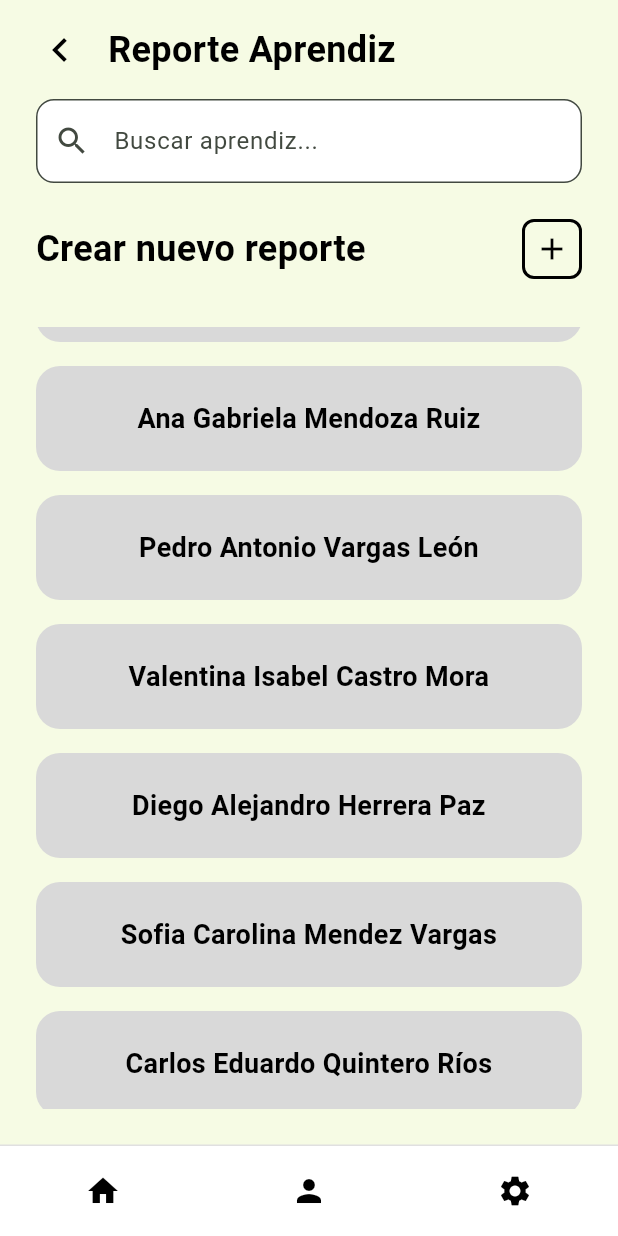
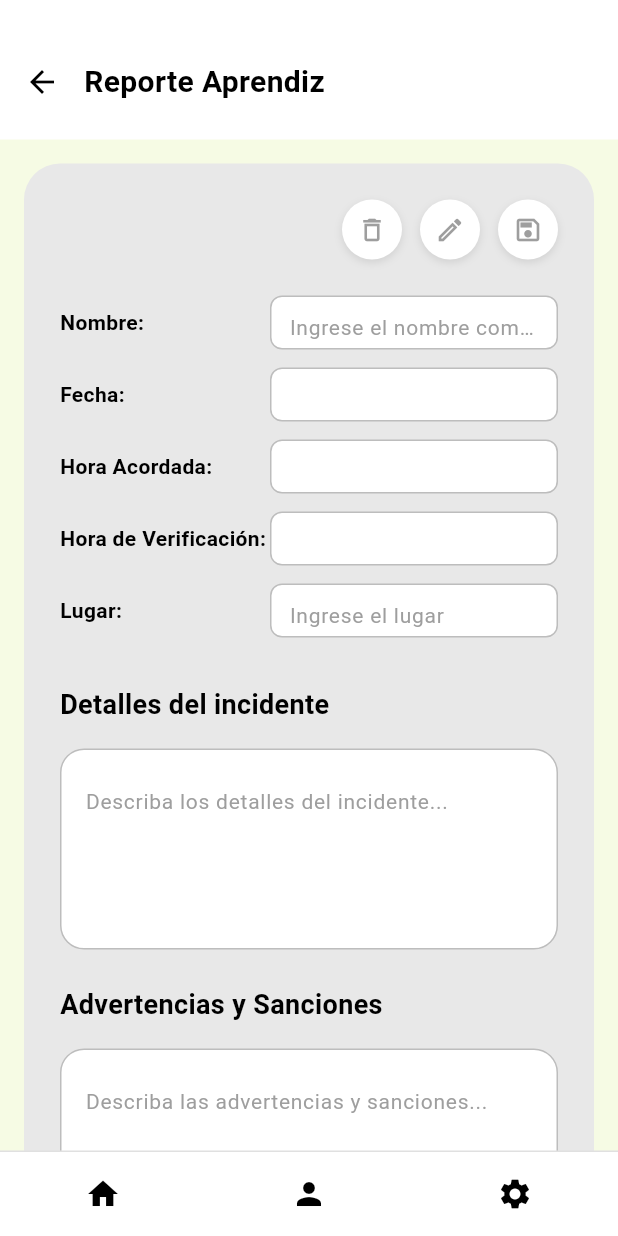
Before and after one commit to Oscarddiazz/internadoCBC, a Flutter app: the ReporteAprendizPage screen opened directly, scrolled down 576 dp, after a tap on the "add" icon, on a phone screen of 412 x 824 dp. Run offline on Flutter 3.47's test engine with Material 3 defaults, Android fonts, the phone set to English and light mode, and no system bars; our stand-ins replace file_picker, image_picker, open_file, shared_preferences; accounts and stored records are empty.

Commit message:
reportes de aprendices

```diff
--- a/FRONTEND/internado/lib/routes/app_routes.dart
+++ b/FRONTEND/internado/lib/routes/app_routes.dart
@@ -10,6 +10,7 @@ import '../screens/admin/aprendices_registrados/aprendiz_registrado.dart';
 import '../screens/admin/aprendices_registrados/vista_aprendiz.dart';
 import '../screens/configuracion_screen.dart';
 import '../screens/admin/permisos/permisos_solicitados.dart';
+import '../screens/admin/reportes/crear_reporte.dart';
 
 class AppRoutes {
   // Rutas principales
@@ -28,6 +29,9 @@ class AppRoutes {
 
   // Rutas de configuración
   static const String configuracion = '/configuracion';
+
+  // Rutas de reportes
+  static const String crearReporte = '/crear-reporte';
 
   static Map<String, WidgetBuilder> getRoutes() {
     return {
@@ -51,6 +55,9 @@ class AppRoutes {
 
       // Rutas de configuración
       configuracion: (context) => const ConfiguracionScreen(),
+
+      // Rutas de reportes
+      crearReporte: (context) => const ReporteAprendiz(),
     };
   }
 }
--- /dev/null
+++ b/FRONTEND/internado/lib/screens/admin/reportes/crear_reporte.dart
@@ -0,0 +1,501 @@
+import 'package:flutter/material.dart';
+
+class ReporteAprendiz extends StatefulWidget {
+  const ReporteAprendiz({Key? key}) : super(key: key);
+
+  @override
+  State<ReporteAprendiz> createState() => _ReporteAprendizState();
+}
+
+class _ReporteAprendizState extends State<ReporteAprendiz> {
+  final TextEditingController _nombreController = TextEditingController();
+  final TextEditingController _fechaController = TextEditingController();
+  final TextEditingController _horaAcordadaController = TextEditingController();
+  final TextEditingController _horaVerificacionController =
+      TextEditingController();
+  final TextEditingController _lugarController = TextEditingController();
+  final TextEditingController _detallesIncidenteController =
+      TextEditingController();
+  final TextEditingController _advertenciasSancionesController =
+      TextEditingController();
+
+  @override
+  void initState() {
+    super.initState();
+  }
+
+  @override
+  void dispose() {
+    _nombreController.dispose();
+    _fechaController.dispose();
+    _horaAcordadaController.dispose();
+    _horaVerificacionController.dispose();
+    _lugarController.dispose();
+    _detallesIncidenteController.dispose();
+    _advertenciasSancionesController.dispose();
+    super.dispose();
+  }
+
+  @override
+  Widget build(BuildContext context) {
+    return Scaffold(
+      backgroundColor: const Color(0xFFF6FBE4),
+      body: Column(
+        children: [
+          // Header
+          Container(
+            color: Colors.white,
+            padding: const EdgeInsets.fromLTRB(16, 40, 16, 24),
+            child: Row(
+              children: [
+                GestureDetector(
+                  onTap: () => Navigator.pop(context),
+                  child: const Icon(
+                    Icons.arrow_back,
+                    color: Colors.black,
+                    size: 24,
+                  ),
+                ),
+                const SizedBox(width: 16),
+                Text(
+                  'Reporte Aprendiz',
+                  style: TextStyle(
+                    fontSize: 20,
+                    fontWeight: FontWeight.bold,
+                    color: Colors.black,
+                  ),
+                ),
+              ],
+            ),
+          ), // Main Content
+          Expanded(
+            child: SingleChildScrollView(
+              padding: const EdgeInsets.all(16),
+              child: Container(
+                decoration: BoxDecoration(
+                  color: const Color(0xFFE8E8E8),
+                  borderRadius: BorderRadius.circular(24),
+                ),
+                padding: const EdgeInsets.all(24),
+                child: Column(
+                  crossAxisAlignment: CrossAxisAlignment.start,
+                  children: [
+                    // Action Buttons
+                    Row(
+                      mainAxisAlignment: MainAxisAlignment.end,
+                      children: [
+                        Container(
+                          width: 40,
+                          height: 40,
+                          decoration: BoxDecoration(
+                            color: Colors.white,
+                            borderRadius: BorderRadius.circular(20),
+                            boxShadow: [
+                              BoxShadow(
+                                color: Colors.black.withOpacity(0.1),
+                                blurRadius: 4,
+                                offset: const Offset(0, 2),
+                              ),
+                            ],
+                          ),
+                          child: IconButton(
+                            icon: const Icon(
+                              Icons.delete_outline,
+                              size: 20,
+                              color: Colors.grey,
+                            ),
+                            onPressed: () {},
+                            padding: EdgeInsets.zero,
+                          ),
+                        ),
+                        const SizedBox(width: 12),
+                        Container(
+                          width: 40,
+                          height: 40,
+                          decoration: BoxDecoration(
+                            color: Colors.white,
+                            borderRadius: BorderRadius.circular(20),
+                            boxShadow: [
+                              BoxShadow(
+                                color: Colors.black.withOpacity(0.1),
+                                blurRadius: 4,
+                                offset: const Offset(0, 2),
+                              ),
+                            ],
+                          ),
+                          child: IconButton(
+                            icon: const Icon(
+                              Icons.edit_outlined,
+                              size: 20,
+                              color: Colors.grey,
+                            ),
+                            onPressed: () {},
+                            padding: EdgeInsets.zero,
+                          ),
+                        ),
+                        const SizedBox(width: 12),
+                        Container(
+                          width: 40,
+                          height: 40,
+                          decoration: BoxDecoration(
+                            color: Colors.white,
+                            borderRadius: BorderRadius.circular(20),
+                            boxShadow: [
+                              BoxShadow(
+                                color: Colors.black.withOpacity(0.1),
+                                blurRadius: 4,
+                                offset: const Offset(0, 2),
+                              ),
+                            ],
+                          ),
+                          child: IconButton(
+                            icon: const Icon(
+                              Icons.save_outlined,
+                              size: 20,
+                              color: Colors.grey,
+                            ),
+                            onPressed: () {
+                              showDialog(
+                                context: context,
+                                builder: (BuildContext context) {
+                                  return AlertDialog(
+                                    shape: RoundedRectangleBorder(
+                                      borderRadius: BorderRadius.circular(20),
+                                    ),
+                                    content: Column(
+                                      mainAxisSize: MainAxisSize.min,
+                                      children: [
+                                        const Icon(
+                                          Icons.check_circle,
+                                          color: Colors.green,
+                                          size: 60,
+                                        ),
+                                        const SizedBox(height: 16),
+                                        const Text(
+                                          'Tu reporte se ha generado',
+                                          style: TextStyle(
+                                            fontSize: 18,
+                                            fontWeight: FontWeight.bold,
+                                          ),
+                                        ),
+                                        const SizedBox(height: 24),
+                                        ElevatedButton(
+                                          onPressed: () {
+                                            Navigator.of(
+                                              context,
+                                            ).pop(); // Close dialog
+                                            Navigator.of(
+                                              context,
+                                            ).pop(); // Return to previous screen
+                                          },
+                                          style: ElevatedButton.styleFrom(
+                                            backgroundColor: Colors.green,
+                                            shape: RoundedRectangleBorder(
+                                              borderRadius:
+                                                  BorderRadius.circular(30),
+                                            ),
+                                            minimumSize: const Size(200, 45),
+                                          ),
+                                          child: const Text(
+                                            'Aceptar',
+                                            style: TextStyle(
+                                              color: Colors.white,
+                                              fontSize: 16,
+                                            ),
+                                          ),
+                                        ),
+                                      ],
+                                    ),
+                                  );
+                                },
+                              );
+                            },
+                            padding: EdgeInsets.zero,
+                          ),
+                        ),
+                      ],
+                    ),
+
+                    const SizedBox(height: 24),
+
+                    // Student Information
+                    _buildFormField(
+                      'Nombre:',
+                      _nombreController,
+                      'Ingrese el nombre completo',
+                    ),
+                    const SizedBox(height: 12),
+                    _buildDateField('Fecha:', _fechaController),
+                    const SizedBox(height: 12),
+                    _buildTimeField('Hora Acordada:', _horaAcordadaController),
+                    const SizedBox(height: 12),
+                    _buildTimeField(
+                      'Hora de Verificación:',
+                      _horaVerificacionController,
+                    ),
+                    const SizedBox(height: 12),
+                    _buildFormField(
+                      'Lugar:',
+                      _lugarController,
+                      'Ingrese el lugar',
+                    ),
+
+                    const SizedBox(height: 32),
+
+                    // Incident Details
+                    Text(
+                      'Detalles del incidente',
+                      style: TextStyle(
+                        fontSize: 18,
+                        fontWeight: FontWeight.bold,
+                        color: Colors.black,
+                      ),
+                    ),
+                    const SizedBox(height: 16),
+                    _buildTextArea(
+                      _detallesIncidenteController,
+                      'Describa los detalles del incidente...',
+                      4,
+                    ),
+
+                    const SizedBox(height: 24),
+
+                    // Warnings and Sanctions
+                    Text(
+                      'Advertencias y Sanciones',
+                      style: TextStyle(
+                        fontSize: 18,
+                        fontWeight: FontWeight.bold,
+                        color: Colors.black,
+                      ),
+                    ),
+                    const SizedBox(height: 16),
+                    _buildTextArea(
+                      _advertenciasSancionesController,
+                      'Describa las advertencias y sanciones...',
+                      6,
+                    ),
+
+                    const SizedBox(height: 100), // Space for bottom navigation
+                  ],
+                ),
+              ),
+            ),
+          ),
+        ],
+      ),
+
+      // Bottom Navigation
+      bottomNavigationBar: Container(
+        decoration: BoxDecoration(
+          color: Colors.white,
+          border: Border(
+            top: BorderSide(color: Colors.grey.shade300, width: 1),
+          ),
+        ),
+        padding: const EdgeInsets.symmetric(vertical: 16),
+        child: Row(
+          mainAxisAlignment: MainAxisAlignment.spaceAround,
+          children: [
+            GestureDetector(
+              onTap: () {
+                Navigator.pushReplacementNamed(context, '/admin-dashboard');
+              },
+              child: const Icon(Icons.home, size: 24, color: Colors.black),
+            ),
+            GestureDetector(
+              onTap: () {
+                // Handle user navigation
+              },
+              child: const Icon(Icons.person, size: 24, color: Colors.black),
+            ),
+            GestureDetector(
+              onTap: () {
+                Navigator.pushNamed(context, '/configuracion');
+              },
+              child: const Icon(Icons.settings, size: 24, color: Colors.black),
+            ),
+          ],
+        ),
+      ),
+    );
+  }
+
+  Widget _buildFormField(
+    String label,
+    TextEditingController controller,
+    String placeholder,
+  ) {
+    return Row(
+      crossAxisAlignment: CrossAxisAlignment.center,
+      children: [
+        SizedBox(
+          width: 140,
+          child: Text(
+            label,
+            style: const TextStyle(
+              fontWeight: FontWeight.bold,
+              color: Colors.black,
+              fontSize: 14,
+            ),
+          ),
+        ),
+        Expanded(
+          child: Container(
+            height: 36,
+            decoration: BoxDecoration(
+              color: Colors.white,
+              border: Border.all(color: Colors.grey.shade400),
+              borderRadius: BorderRadius.circular(8),
+            ),
+            child: TextField(
+              controller: controller,
+              style: const TextStyle(color: Colors.black, fontSize: 14),
+              decoration: InputDecoration(
+                hintText: placeholder,
+                hintStyle: TextStyle(color: Colors.grey.shade500, fontSize: 14),
+                border: InputBorder.none,
+                contentPadding: const EdgeInsets.symmetric(
+                  horizontal: 12,
+                  vertical: 8,
+                ),
+              ),
+            ),
+          ),
+        ),
+      ],
+    );
+  }
+
+  Widget _buildDateField(String label, TextEditingController controller) {
+    return Row(
+      crossAxisAlignment: CrossAxisAlignment.center,
+      children: [
+        SizedBox(
+          width: 140,
+          child: Text(
+            label,
+            style: const TextStyle(
+              fontWeight: FontWeight.bold,
+              color: Colors.black,
+              fontSize: 14,
+            ),
+          ),
+        ),
+        Expanded(
+          child: Container(
+            height: 36,
+            decoration: BoxDecoration(
+              color: Colors.white,
+              border: Border.all(color: Colors.grey.shade400),
+              borderRadius: BorderRadius.circular(8),
+            ),
+            child: TextField(
+              controller: controller,
+              style: const TextStyle(color: Colors.black, fontSize: 14),
+              decoration: const InputDecoration(
+                border: InputBorder.none,
+                contentPadding: EdgeInsets.symmetric(
+                  horizontal: 12,
+                  vertical: 8,
+                ),
+              ),
+              onTap: () async {
+                DateTime? pickedDate = await showDatePicker(
+                  context: context,
+                  initialDate: DateTime.now(),
+                  firstDate: DateTime(2000),
+                  lastDate: DateTime(2101),
+                );
+                if (pickedDate != null) {
+                  controller.text =
+                      '${pickedDate.day.toString().padLeft(2, '0')}/'
+                      '${pickedDate.month.toString().padLeft(2, '0')}/'
+                      '${pickedDate.year}';
+                }
+              },
+              readOnly: true,
+            ),
+          ),
+        ),
+      ],
+    );
+  }
+
+  Widget _buildTimeField(String label, TextEditingController controller) {
+    return Row(
+      crossAxisAlignment: CrossAxisAlignment.center,
+      children: [
+        SizedBox(
+          width: 140,
+          child: Text(
+            label,
+            style: const TextStyle(
+              fontWeight: FontWeight.bold,
+              color: Colors.black,
+              fontSize: 14,
+            ),
+          ),
+        ),
+        Expanded(
+          child: Container(
+            height: 36,
+            decoration: BoxDecoration(
+              color: Colors.white,
+              border: Border.all(color: Colors.grey.shade400),
+              borderRadius: BorderRadius.circular(8),
+            ),
+            child: TextField(
+              controller: controller,
+              style: const TextStyle(color: Colors.black, fontSize: 14),
+              decoration: const InputDecoration(
+                border: InputBorder.none,
+                contentPadding: EdgeInsets.symmetric(
+                  horizontal: 12,
+                  vertical: 8,
+                ),
+              ),
+              onTap: () async {
+                TimeOfDay? pickedTime = await showTimePicker(
+                  context: context,
+                  initialTime: TimeOfDay.now(),
+                );
+                if (pickedTime != null) {
+                  controller.text =
+                      '${pickedTime.hour.toString().padLeft(2, '0')}:'
+                      '${pickedTime.minute.toString().padLeft(2, '0')}';
+                }
+              },
+              readOnly: true,
+            ),
+          ),
+        ),
+      ],
+    );
+  }
+
+  Widget _buildTextArea(
+    TextEditingController controller,
+    String placeholder,
+    int maxLines,
+  ) {
+    return Container(
+      decoration: BoxDecoration(
+        color: Colors.white,
+        border: Border.all(color: Colors.grey.shade400),
+        borderRadius: BorderRadius.circular(16),
+      ),
+      padding: const EdgeInsets.all(16),
+      child: TextField(
+        controller: controller,
+        style: const TextStyle(color: Colors.black, fontSize: 14, height: 1.5),
+        maxLines: maxLines,
+        decoration: InputDecoration(
+          hintText: placeholder,
+          hintStyle: TextStyle(color: Colors.grey.shade500, fontSize: 14),
+          border: InputBorder.none,
+        ),
+      ),
+    );
+  }
+}
--- a/FRONTEND/internado/lib/screens/admin/reportes/reporte_aprendiz.dart
+++ b/FRONTEND/internado/lib/screens/admin/reportes/reporte_aprendiz.dart
@@ -39,9 +39,10 @@ class _ReporteAprendizPageState extends State<ReporteAprendizPage> {
   void _filterStudents() {
     String searchTerm = _searchController.text.toLowerCase();
     setState(() {
-      filteredStudents = students
-          .where((student) => student.toLowerCase().contains(searchTerm))
-          .toList();
+      filteredStudents =
+          students
+              .where((student) => student.toLowerCase().contains(searchTerm))
+              .toList();
     });
   }
 
@@ -159,7 +160,7 @@ class _ReporteAprendizPageState extends State<ReporteAprendizPage> {
                         ),
                         GestureDetector(
                           onTap: () {
-                            // Handle create new report
+                            Navigator.pushNamed(context, '/crear-reporte');
                           },
                           child: Container(
                             width: 40,
@@ -183,8 +184,8 @@ class _ReporteAprendizPageState extends State<ReporteAprendizPage> {
                     Expanded(
                       child: ListView.separated(
                         itemCount: filteredStudents.length,
-                        separatorBuilder: (context, index) =>
-                            const SizedBox(height: 16),
+                        separatorBuilder:
+                            (context, index) => const SizedBox(height: 16),
                         itemBuilder: (context, index) {
                           return GestureDetector(
                             onTap: () {
```
Also changed, not shown: FRONTEND/internado/pubspec.lock.
